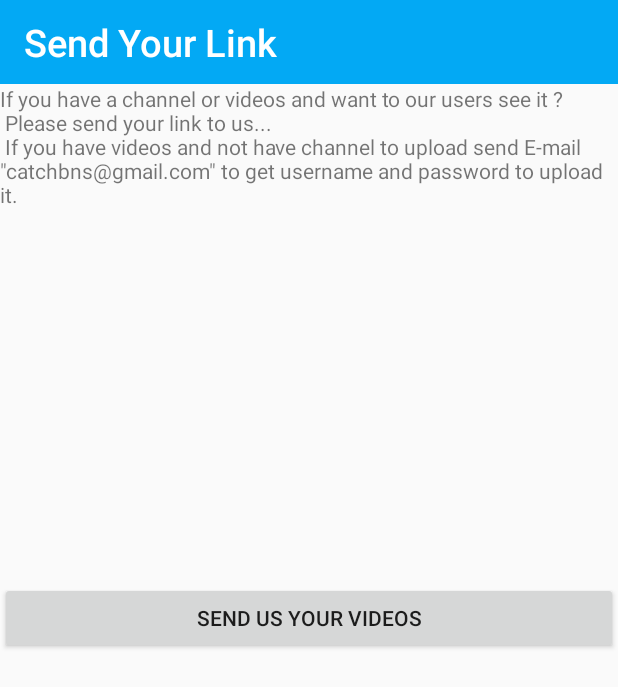
After one commit to BolaTalaat/Catch, an Android app: the UploadVideos screen opened directly, with no data from a screen before it, on a phone screen of 412 x 824 dp. The commit adds this screen. Shown: the top 687 px of the screen. Run offline under Robolectric (Android 15) with nearby library versions, the phone set to English and light mode, and no system bars.

Commit message:
uploadVideos is ready

```diff
--- a/app/src/main/AndroidManifest.xml
+++ b/app/src/main/AndroidManifest.xml
@@ -31,6 +31,7 @@
         <activity android:name=".ChattingNames" />
         <activity android:name=".ChattingRoom" />
         <activity android:name=".MakeHelp" />
+        <activity android:name=".UploadVideos" />
         <activity android:name=".ShowHelp"></activity>
     </application>
 
--- /dev/null
+++ b/app/src/main/java/com/example/corsatk/UploadVideos.java
@@ -0,0 +1,55 @@
+package com.example.corsatk;
+
+import android.content.Intent;
+import android.net.Uri;
+import android.os.Bundle;
+import android.support.v7.app.AppCompatActivity;
+import android.support.v7.widget.Toolbar;
+import android.view.View;
+import android.widget.Button;
+import android.widget.TextView;
+import android.widget.Toast;
+
+public class UploadVideos extends AppCompatActivity implements View.OnClickListener{
+    private Button btnUploadVideos;
+    private Toolbar toolbar;
+    @Override
+    protected void onCreate(Bundle savedInstanceState) {
+        super.onCreate(savedInstanceState);
+        setContentView(R.layout.activity_upload_videos);
+        btnUploadVideos = (Button) findViewById(R.id.btn_uploadVideos);
+        btnUploadVideos.setOnClickListener(this);
+       toolbar = (Toolbar) findViewById(R.id.app_bar);
+        TextView mTitle = (TextView) toolbar.findViewById(R.id.toolbar_title);
+        mTitle.setText("Send Your Link");
+    }
+
+    @Override
+    public void onClick(View v) {
+        int id = v.getId();
+        switch (id) {
+            case R.id.btn_uploadVideos:
+                sendEmail();
+                break;
+        }
+
+    }
+    protected void sendEmail() {
+
+
+        String[] TO = {"catchbns@gmail.com"};
+        Intent emailIntent = new Intent(Intent.ACTION_SEND);
+        emailIntent.setData(Uri.parse("mailto:"));
+        emailIntent.setType("message/rfc822");
+        emailIntent.putExtra(Intent.EXTRA_EMAIL, TO);
+        emailIntent.putExtra(Intent.EXTRA_SUBJECT, "Your subject");
+        emailIntent.putExtra(Intent.EXTRA_TEXT, "Email message goes here");
+
+        try {
+            startActivity(Intent.createChooser(emailIntent, "Send mail..."));
+        } catch (android.content.ActivityNotFoundException ex) {
+            Toast.makeText(UploadVideos.this,
+                    "There is no email client installed.", Toast.LENGTH_SHORT).show();
+        }
+    }
+}
--- a/app/src/main/java/com/example/corsatk/controller/MainActivity.java
+++ b/app/src/main/java/com/example/corsatk/controller/MainActivity.java
@@ -33,6 +33,7 @@ import com.example.corsatk.About;
 import com.example.corsatk.ChattingNames;
 import com.example.corsatk.MakeHelp;
 import com.example.corsatk.ShowHelp;
+import com.example.corsatk.UploadVideos;
 import com.example.corsatk.courses.ArabicCourses;
 import com.example.corsatk.AskHelp;
 import com.example.corsatk.courses.EnglishCourses;
@@ -201,6 +202,11 @@ public class MainActivity extends AppCompatActivity implements View.OnClickListe
                         startActivity(intent);
                         drawerLayout.closeDrawers();
                         break;
+                    case R.id.uploadVideos:
+                        intent = new Intent(MainActivity.this, UploadVideos.class);
+                        startActivity(intent);
+                        drawerLayout.closeDrawers();
+                        break;
                     case R.id.logout:
                         AlertDialog.Builder builder = new AlertDialog.Builder(MainActivity.this);
                         builder.setTitle("Attention");
--- /dev/null
+++ b/app/src/main/res/layout/activity_upload_videos.xml
@@ -0,0 +1,27 @@
+<?xml version="1.0" encoding="utf-8"?>
+<RelativeLayout xmlns:android="http://schemas.android.com/apk/res/android"
+    xmlns:tools="http://schemas.android.com/tools"
+    android:id="@+id/activity_upload_videos"
+    android:layout_width="match_parent"
+    android:layout_height="match_parent"
+    tools:context="com.example.corsatk.UploadVideos">
+
+    <include
+
+        android:id="@+id/app_bar"
+        layout="@layout/app_bar" />
+    <TextView
+
+        android:layout_below="@+id/app_bar"
+        android:layout_width="wrap_content"
+        android:layout_height="wrap_content"
+        android:text="@string/txt_uploadVideos_paragraphs"/>
+    <Button
+
+        android:layout_centerInParent="true"
+        android:id="@+id/btn_uploadVideos"
+        android:layout_width="match_parent"
+        android:layout_height="wrap_content"
+        android:text="Send us Your videos" />
+
+</RelativeLayout>
--- a/app/src/main/res/menu/menu_navigation.xml
+++ b/app/src/main/res/menu/menu_navigation.xml
@@ -36,7 +36,7 @@
         <item
             android:id="@+id/chat"
             android:title="CHATTING"
-            android:icon="@mipmap/ic_test"/>
+            android:icon="@mipmap/ic_chat"/>
         <item
             android:id="@+id/aboutUs"
             android:title="ABOUT US"
--- a/app/src/main/res/values/strings.xml
+++ b/app/src/main/res/values/strings.xml
@@ -5,4 +5,9 @@
 
     <!-- TODO: Remove or change this placeholder text -->
     <string name="hello_blank_fragment">Hello blank fragment</string>
+    <string name="txt_uploadVideos_paragraphs">
+        If you have a channel or videos and want to our users see it ?\n
+        Please send your link to us...\n
+        If you have videos and not have channel to upload send E-mail \"catchbns@gmail.com\" to get username and password to upload it.
+         </string>
 </resources>
```
Also changed, not shown: app/src/main/ic_chat-web.png (added), app/src/main/res/mipmap-hdpi/ic_chat.png (added), app/src/main/res/mipmap-mdpi/ic_chat.png (added), app/src/main/res/mipmap-xhdpi/ic_chat.png (added), app/src/main/res/mipmap-xxhdpi/ic_chat.png (added), app/src/main/res/mipmap-xxxhdpi/ic_chat.png (added).
